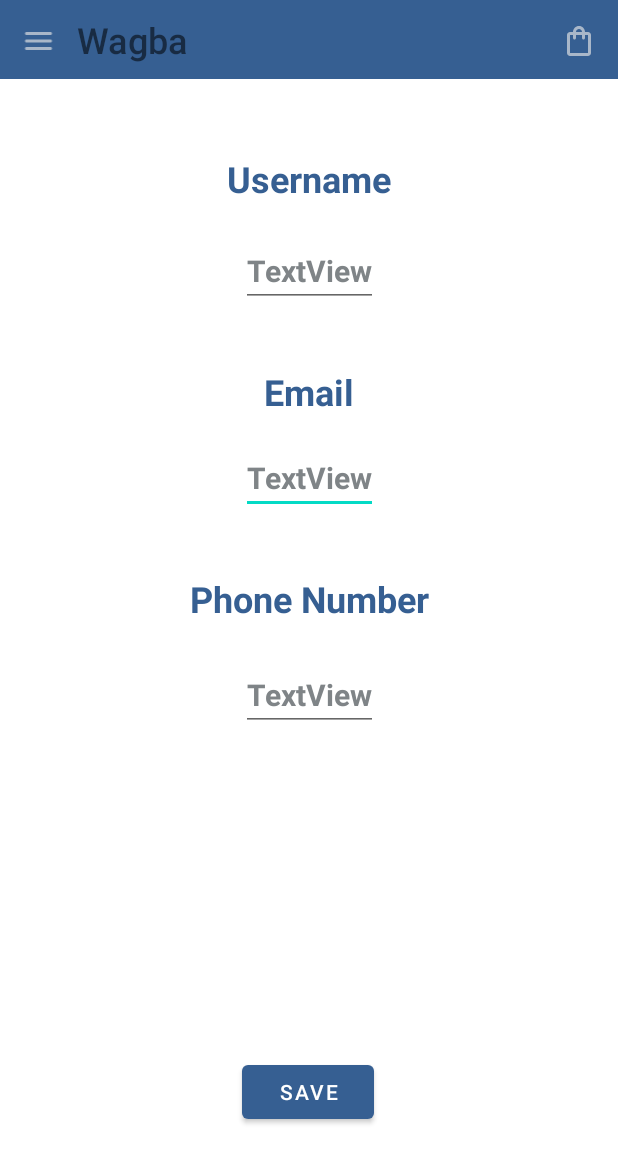
After one commit to RemonEmad93/Wagba, an Android app: the EditProfileActivity screen opened directly, with no data from a screen before it, on a phone screen of 412 x 824 dp. The commit adds this screen. Shown: the top 1163 px of the screen. Run offline under Robolectric (Android 15) with nearby library versions, the phone set to English and light mode, and no system bars; our stand-ins replace Room's generated code.

Commit message:
edit profile page is done (without cleaning)

```diff
--- a/app/src/main/java/com/example/wagba/database/ProfileDao.java
+++ b/app/src/main/java/com/example/wagba/database/ProfileDao.java
@@ -5,6 +5,7 @@ import androidx.room.Dao;
 import androidx.room.Insert;
 import androidx.room.OnConflictStrategy;
 import androidx.room.Query;
+import androidx.room.Update;
 
 import com.example.wagba.model.DatabaseModel;
 
@@ -19,4 +20,7 @@ public interface ProfileDao {
     @Query("SELECT * FROM profileData")
     LiveData<List<DatabaseModel>>  getAllData();
 
+    @Update
+    void updateProfile(DatabaseModel Database);
+
 }
--- a/app/src/main/java/com/example/wagba/database/ProfileDatabase.java
+++ b/app/src/main/java/com/example/wagba/database/ProfileDatabase.java
@@ -8,7 +8,7 @@ import androidx.room.RoomDatabase;
 import com.example.wagba.model.DatabaseModel;
 
 
-@Database(entities ={DatabaseModel.class}, exportSchema= false, version=1)
+@Database(entities ={DatabaseModel.class}, exportSchema= false, version=5)
 public abstract class ProfileDatabase extends RoomDatabase {
 
     public abstract ProfileDao profileDao();
--- /dev/null
+++ b/app/src/main/java/com/example/wagba/view/EditProfileActivity.java
@@ -0,0 +1,60 @@
+package com.example.wagba.view;
+
+import androidx.appcompat.app.AppCompatActivity;
+import androidx.lifecycle.ViewModelProvider;
+
+import android.os.Bundle;
+import android.util.Log;
+import android.view.View;
+
+import com.example.wagba.R;
+import com.example.wagba.databinding.ActivityEditProfileBinding;
+import com.example.wagba.databinding.ActivityProfileBinding;
+import com.example.wagba.model.DatabaseModel;
+import com.example.wagba.viewmodel.DatabaseViewModel;
+
+public class EditProfileActivity extends AppCompatActivity {
+
+    private ActivityEditProfileBinding binding;
+    private DatabaseViewModel databaseViewModel;
+    private DatabaseModel databaseModelObject;
+
+
+    @Override
+    protected void onCreate(Bundle savedInstanceState) {
+        super.onCreate(savedInstanceState);
+        binding= ActivityEditProfileBinding.inflate(getLayoutInflater());
+        View view= binding.getRoot();
+        setContentView(view);
+
+
+        databaseViewModel= new ViewModelProvider(this).get(DatabaseViewModel.class);
+        databaseViewModel.getAllData().observe(this, data ->{
+            for(DatabaseModel databaseModel: data){
+                binding.ProfileNameEditText.setText(databaseModel.getName());
+                binding.ProfileEmailEditText.setText(databaseModel.getEmail());
+                binding.ProfilePhoneNumberEditText.setText(databaseModel.getPhone_number());
+                databaseModelObject=databaseModel;
+            }
+        }  );
+
+
+        binding.saveButton.setOnClickListener(new View.OnClickListener() {
+            @Override
+            public void onClick(View view) {
+
+                //insert user data into room database
+//                databaseModel= new DatabaseModel( );
+                Log.d("helpplz","hrere"+binding.ProfileNameEditText.getText().toString());
+                databaseModelObject.setName(binding.ProfileNameEditText.getText().toString());
+                databaseModelObject.setEmail(binding.ProfileEmailEditText.getText().toString());
+                databaseModelObject.setPhone_number(binding.ProfilePhoneNumberEditText.getText().toString());
+//                databaseViewModel= new ViewModelProvider(this).get(DatabaseViewModel.class);
+                databaseViewModel.updateProfile(databaseModelObject);
+
+//                startActivity(editInt);
+//                finish();
+            }
+        });
+    }
+}
--- a/app/src/main/java/com/example/wagba/view/LoginActivity.java
+++ b/app/src/main/java/com/example/wagba/view/LoginActivity.java
@@ -7,6 +7,7 @@ import androidx.lifecycle.ViewModelProvider;
 import android.app.Activity;
 import android.content.Intent;
 import android.os.Bundle;
+import android.util.Log;
 import android.view.View;
 import android.widget.Toast;
 
--- a/app/src/main/java/com/example/wagba/view/SignUpActivity.java
+++ b/app/src/main/java/com/example/wagba/view/SignUpActivity.java
@@ -22,6 +22,7 @@ public class SignUpActivity extends AppCompatActivity {
     Intent homeInt,loginInt;
     private DatabaseModel databaseModel;
     private DatabaseViewModel databaseViewModel;
+    private String uid;
 
     @Override
     protected void onCreate(Bundle savedInstanceState) {
@@ -42,6 +43,7 @@ public class SignUpActivity extends AppCompatActivity {
         signUpViewModel.getUserMutableLiveData().observe(this, new Observer<FirebaseUser>() {
             @Override
             public void onChanged(FirebaseUser firebaseUser) {
+                uid=firebaseUser.getUid();
                 startActivity(homeInt);
                 finish();
                 LoginActivity.LA.finish();
--- a/app/src/main/java/com/example/wagba/viewmodel/DatabaseViewModel.java
+++ b/app/src/main/java/com/example/wagba/viewmodel/DatabaseViewModel.java
@@ -29,4 +29,8 @@ public class DatabaseViewModel extends AndroidViewModel {
     public LiveData<List<DatabaseModel>> getAllData(){
         return data;
     }
+
+    public void updateProfile(DatabaseModel databaseModel){
+        databaseRepository.updateProfile(databaseModel);
+    }
 }
--- a/app/src/main/java/com/example/wagba/view/Adapter/DishAdapter.java
+++ b/app/src/main/res/layout/activity_edit_profile.xml
@@ -1,115 +1,107 @@
-package com.example.wagba.view.Adapter;
-
-import android.content.Context;
-import android.content.SharedPreferences;
-import android.view.LayoutInflater;
-import android.view.View;
-import android.view.ViewGroup;
-import android.widget.ImageView;
-import android.widget.TextView;
-
-import androidx.annotation.NonNull;
-import androidx.recyclerview.widget.RecyclerView;
-
-import com.bumptech.glide.Glide;
-import com.example.wagba.view.RecyclerViewInterface.DishRecyclerViewInterface;
-import com.example.wagba.R;
-import com.example.wagba.model.DishModel;
-
-import java.util.ArrayList;
-
-public class DishAdapter extends RecyclerView.Adapter<DishAdapter.DishViewHolder> {
-
-   Context context;
-   ArrayList<DishModel> dishArrayList;
-   private final DishRecyclerViewInterface dishRecyclerViewInterface;
-   String num;
-   public SharedPreferences sp;
-
-    public DishAdapter(Context context, ArrayList<DishModel> dishArrayList, DishRecyclerViewInterface dishRecyclerViewInterface, String num) {
-        sp=context.getSharedPreferences("orderss",0);
-        this.num=num;
-        this.context = context;
-        this.dishArrayList = dishArrayList;
-        this.dishRecyclerViewInterface=dishRecyclerViewInterface;
-    }
-
-    @NonNull
-    @Override
-    public DishViewHolder onCreateViewHolder(@NonNull ViewGroup parent, int viewType) {
-        View view= LayoutInflater.from(context).inflate(R.layout.dish_item,parent,false);
-        return new DishViewHolder(view, dishRecyclerViewInterface);
-    }
-
-    @Override
-    public void onBindViewHolder(@NonNull DishAdapter.DishViewHolder holder, int position) {
-
-        DishModel dish=dishArrayList.get(position);
-        Glide.with(holder.dishImage.getContext()).load(dish.getImage()).into(holder.dishImage);
-        holder.dishName.setText(dish.getName());
-        holder.dishPrice.setText(String.valueOf(dish.getPrice())+" EGP");
-
-        if(dish.getAvailability()){
-            if(sp.getString(dish.getName()+num,"not found") ==  "not found"){
-                holder.dishCounter.setText("0");
-            }else{
-                holder.dishCounter.setText(sp.getString(dish.getName()+num,"not found"));
-            }
-        }else{
-            holder.dishCounter.setText("--");
-            holder.addDish.setOnClickListener(null);
-            holder.removeDish.setOnClickListener(null);
-        }
-    }
-
-    @Override
-    public int getItemCount() {
-        return dishArrayList.size();
-    }
-
-    public static class DishViewHolder extends RecyclerView.ViewHolder{
-
-        ImageView dishImage;
-        TextView dishName;
-        TextView dishPrice;
-        TextView addDish;
-        TextView removeDish;
-        TextView dishCounter;
-
-        public static  Boolean flag;
+<?xml version="1.0" encoding="utf-8"?>
+<androidx.constraintlayout.widget.ConstraintLayout xmlns:android="http://schemas.android.com/apk/res/android"
+    xmlns:app="http://schemas.android.com/apk/res-auto"
+    xmlns:tools="http://schemas.android.com/tools"
+    android:layout_width="match_parent"
+    android:layout_height="match_parent"
+    tools:context=".view.EditProfileActivity">
 
 
-        public DishViewHolder(@NonNull View itemView,DishRecyclerViewInterface dishRecyclerViewInterface) {
-            super(itemView);
+    <include
+        android:id="@+id/include"
+        layout="@layout/toolbar"
+        app:layout_constraintEnd_toEndOf="parent"
+        app:layout_constraintStart_toStartOf="parent"
+        app:layout_constraintTop_toTopOf="parent" />
 
-            dishImage=itemView.findViewById(R.id.dishImage);
-            dishName=itemView.findViewById(R.id.dishName);
-            dishPrice=itemView.findViewById(R.id.dishPrice);
-            addDish=itemView.findViewById(R.id.addDish);
-            removeDish= itemView.findViewById(R.id.removeDish);
-            dishCounter=itemView.findViewById(R.id.dishCounter);
+    <TextView
+        android:id="@+id/ProfileNameLabelTextView"
+        android:layout_width="wrap_content"
+        android:layout_height="wrap_content"
+        android:layout_marginTop="50dp"
+        android:text="@string/username"
+        android:textColor="@color/dark_blue"
+        android:textSize="24sp"
+        android:textStyle="bold"
+        app:layout_constraintEnd_toEndOf="parent"
+        app:layout_constraintStart_toStartOf="parent"
+        app:layout_constraintTop_toBottomOf="@+id/include" />
 
-            addDish.setOnClickListener(new View.OnClickListener() {
-                @Override
-                public void onClick(View view) {
-                    dishCounter.setText(String.valueOf(Integer.parseInt(dishCounter.getText().toString())+1));
-                    flag=true;
-                    int pos=getAbsoluteAdapterPosition();
-                    dishRecyclerViewInterface.onDishClick(pos);
-                }
-            });
+    <TextView
+        android:id="@+id/ProfileEmailLabelTextView"
+        android:layout_width="wrap_content"
+        android:layout_height="wrap_content"
+        android:layout_marginTop="40dp"
+        android:text="@string/email"
+        android:textColor="@color/dark_blue"
+        android:textSize="24sp"
+        android:textStyle="bold"
+        app:layout_constraintEnd_toEndOf="parent"
+        app:layout_constraintStart_toStartOf="parent"
+        app:layout_constraintTop_toBottomOf="@+id/ProfileNameEditText" />
 
-            removeDish.setOnClickListener(new View.OnClickListener() {
-                @Override
-                public void onClick(View view) {
-                    if(Integer.parseInt(dishCounter.getText().toString()) > 0){
-                        dishCounter.setText(String.valueOf(Integer.parseInt(dishCounter.getText().toString())-1));
-                        flag=false;
-                        int pos=getAbsoluteAdapterPosition();
-                        dishRecyclerViewInterface.onDishClick(pos);
-                    }
-                }
-            });
-        }
-    }
-}
+    <EditText
+        android:id="@+id/ProfileEmailEditText"
+        android:layout_width="wrap_content"
+        android:layout_height="wrap_content"
+        android:layout_marginTop="17dp"
+        android:text="TextView"
+        android:textColor="@color/light_grey"
+        android:textSize="20sp"
+        android:textStyle="bold"
+        app:layout_constraintEnd_toEndOf="parent"
+        app:layout_constraintStart_toStartOf="parent"
+        app:layout_constraintTop_toBottomOf="@+id/ProfileEmailLabelTextView" />
+
+    <EditText
+        android:id="@+id/ProfilePhoneNumberEditText"
+        android:layout_width="wrap_content"
+        android:layout_height="wrap_content"
+        android:layout_marginTop="24dp"
+        android:text="TextView"
+        android:textColor="@color/light_grey"
+        android:textSize="20sp"
+        android:textStyle="bold"
+        app:layout_constraintEnd_toEndOf="parent"
+        app:layout_constraintStart_toStartOf="parent"
+        app:layout_constraintTop_toBottomOf="@+id/ProfilePhoneNumberLabelTextView" />
+
+    <TextView
+        android:id="@+id/ProfilePhoneNumberLabelTextView"
+        android:layout_width="wrap_content"
+        android:layout_height="wrap_content"
+        android:layout_marginTop="40dp"
+        android:text="@string/phone_number"
+        android:textColor="@color/dark_blue"
+        android:textSize="24sp"
+        android:textStyle="bold"
+        app:layout_constraintEnd_toEndOf="parent"
+        app:layout_constraintStart_toStartOf="parent"
+        app:layout_constraintTop_toBottomOf="@+id/ProfileEmailEditText" />
+
+    <EditText
+        android:id="@+id/ProfileNameEditText"
+        android:layout_width="wrap_content"
+        android:layout_height="wrap_content"
+        android:layout_marginTop="21dp"
+        android:text="TextView"
+        android:textColor="@color/light_grey"
+        android:textSize="20sp"
+        android:textStyle="bold"
+        app:layout_constraintEnd_toEndOf="parent"
+        app:layout_constraintStart_toStartOf="parent"
+        app:layout_constraintTop_toBottomOf="@+id/ProfileNameLabelTextView" />
+
+    <Button
+        android:id="@+id/saveButton"
+        android:layout_width="wrap_content"
+        android:layout_height="wrap_content"
+        android:layout_marginBottom="72dp"
+        android:text="@string/save"
+        app:layout_constraintBottom_toBottomOf="parent"
+        app:layout_constraintEnd_toEndOf="parent"
+        app:layout_constraintHorizontal_bias="0.498"
+        app:layout_constraintStart_toStartOf="parent" />
+
+
+</androidx.constraintlayout.widget.ConstraintLayout>
--- a/app/src/main/res/values/strings.xml
+++ b/app/src/main/res/values/strings.xml
@@ -21,6 +21,8 @@
     <string name="confirm">Confirm</string>
     <string name="profile">Profile</string>
     <string name="orders">Orders</string>
+    <string name="edit">Edit</string>
+    <string name="save">Save</string>
     <!-- TODO: Remove or change this placeholder text -->
     <string name="hello_blank_fragment">Hello blank fragment</string>
 </resources>
```
Also changed, not shown: app/src/main/AndroidManifest.xml (+7 -0 lines), app/src/main/java/com/example/wagba/model/DatabaseModel.java (+25 -1 lines), app/src/main/java/com/example/wagba/model/Repository/DatabaseRepository.java (+18 -0 lines), app/src/main/java/com/example/wagba/view/ProfileActivity.java (+12 -0 lines).
